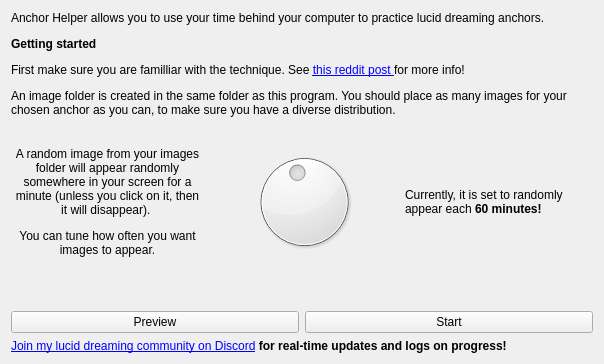
Old version of the form mainwindow.ui in the repository peterwilli/LucidDreamingAnchorHelper.
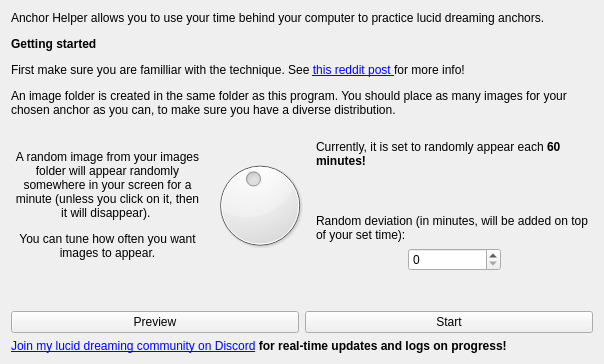
New version of the form.

Commit message: Added random deviation timer system

```diff
--- a/mainwindow.ui
+++ b/mainwindow.ui
@@ -74,14 +74,90 @@
            </widget>
           </item>
           <item>
-           <widget class="QLabel" name="durationLabel">
-            <property name="text">
-             <string>&lt;html&gt;&lt;head/&gt;&lt;body&gt;&lt;p&gt;Currently, it is set to randomly appear each &lt;span style=&quot; font-weight:600;&quot;&gt;60 minutes!&lt;/span&gt;&lt;/p&gt;&lt;/body&gt;&lt;/html&gt;</string>
-            </property>
-            <property name="wordWrap">
-             <bool>true</bool>
-            </property>
-           </widget>
+           <layout class="QVBoxLayout" name="verticalLayout_3">
+            <item>
+             <widget class="QLabel" name="durationLabel">
+              <property name="text">
+               <string>&lt;html&gt;&lt;head/&gt;&lt;body&gt;&lt;p&gt;Currently, it is set to randomly appear each &lt;span style=&quot; font-weight:600;&quot;&gt;60 minutes!&lt;/span&gt;&lt;/p&gt;&lt;/body&gt;&lt;/html&gt;</string>
+              </property>
+              <property name="wordWrap">
+               <bool>true</bool>
+              </property>
+             </widget>
+            </item>
+            <item>
+             <spacer name="verticalSpacer_5">
+              <property name="orientation">
+               <enum>Qt::Vertical</enum>
+              </property>
+              <property name="sizeHint" stdset="0">
+               <size>
+                <width>20</width>
+                <height>40</height>
+               </size>
+              </property>
+             </spacer>
+            </item>
+            <item>
+             <widget class="QLabel" name="label">
+              <property name="text">
+               <string>Random deviation (in minutes, will be added on top of your set time):</string>
+              </property>
+              <property name="wordWrap">
+               <bool>true</bool>
+              </property>
+             </widget>
+            </item>
+            <item>
+             <layout class="QHBoxLayout" name="horizontalLayout_4">
+              <item>
+               <spacer name="horizontalSpacer">
+                <property name="orientation">
+                 <enum>Qt::Horizontal</enum>
+                </property>
+                <property name="sizeHint" stdset="0">
+                 <size>
+                  <width>40</width>
+                  <height>20</height>
+                 </size>
+                </property>
+               </spacer>
+              </item>
+              <item>
+               <widget class="QSpinBox" name="deviationBox">
+                <property name="sizePolicy">
+                 <sizepolicy hsizetype="Expanding" vsizetype="Fixed">
+                  <horstretch>0</horstretch>
+                  <verstretch>0</verstretch>
+                 </sizepolicy>
+                </property>
+                <property name="baseSize">
+                 <size>
+                  <width>0</width>
+                  <height>0</height>
+                 </size>
+                </property>
+                <property name="maximum">
+                 <number>60</number>
+                </property>
+               </widget>
+              </item>
+              <item>
+               <spacer name="horizontalSpacer_2">
+                <property name="orientation">
+                 <enum>Qt::Horizontal</enum>
+                </property>
+                <property name="sizeHint" stdset="0">
+                 <size>
+                  <width>40</width>
+                  <height>20</height>
+                 </size>
+                </property>
+               </spacer>
+              </item>
+             </layout>
+            </item>
+           </layout>
           </item>
          </layout>
         </item>
```
The commit also changes 3 other files.
